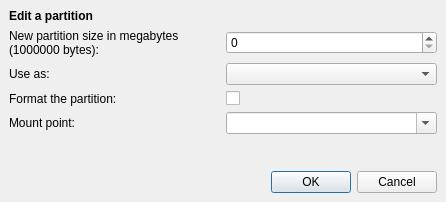
This is gui/qt/partition_edit_dialog.ui in chenhan1218/ubiquity as Qt 5 draws it before an edit. The edited form follows.
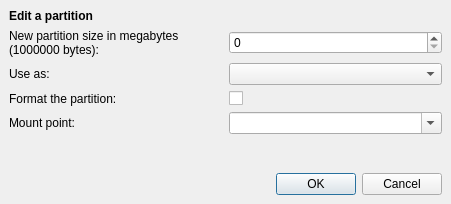
This is the edited form.

Commit message: better fix for dialogue size, set the word-wrapped text label to not shrink and the dialogue does the right thing

```diff
--- a/gui/qt/partition_edit_dialog.ui
+++ b/gui/qt/partition_edit_dialog.ui
@@ -5,20 +5,20 @@
    <rect>
     <x>0</x>
     <y>0</y>
-    <width>446</width>
-    <height>202</height>
+    <width>451</width>
+    <height>204</height>
    </rect>
   </property>
   <property name="sizePolicy" >
-   <sizepolicy vsizetype="Minimum" hsizetype="Minimum" >
+   <sizepolicy vsizetype="Preferred" hsizetype="Preferred" >
     <horstretch>0</horstretch>
     <verstretch>0</verstretch>
    </sizepolicy>
   </property>
   <property name="minimumSize" >
    <size>
-    <width>400</width>
-    <height>200</height>
+    <width>0</width>
+    <height>0</height>
    </size>
   </property>
   <property name="windowTitle" >
@@ -71,6 +71,12 @@
    </item>
    <item row="1" column="0" >
     <widget class="QLabel" name="partition_edit_size_label" >
+     <property name="sizePolicy" >
+      <sizepolicy vsizetype="Minimum" hsizetype="Minimum" >
+       <horstretch>0</horstretch>
+       <verstretch>0</verstretch>
+      </sizepolicy>
+     </property>
      <property name="text" >
       <string>New partition size in megabytes (1000000 bytes):</string>
      </property>
```
